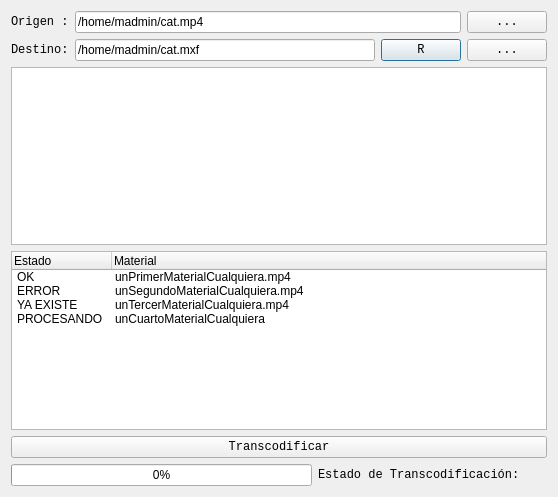
Old version of the form dialog.ui in the repository NiCOi/TranscoderMesa.
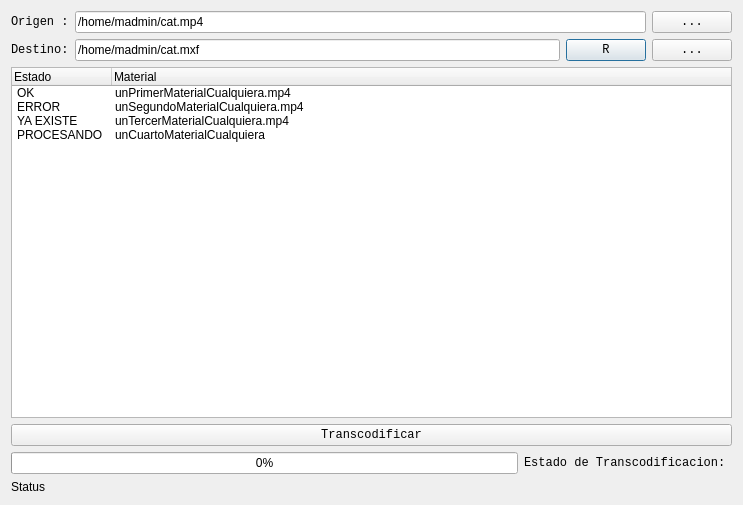
New version of the form.

What changed in the file:
```diff
--- a/dialog.ui
+++ b/dialog.ui
@@ -6,58 +6,71 @@
    <rect>
     <x>0</x>
     <y>0</y>
-    <width>558</width>
-    <height>497</height>
+    <width>743</width>
+    <height>505</height>
    </rect>
   </property>
   <property name="windowTitle">
    <string>Transcoder Mesa</string>
   </property>
   <layout class="QGridLayout" name="gridLayout">
-   <item row="9" column="1" colspan="2">
-    <layout class="QHBoxLayout" name="horizontalLayout_7">
+   <item row="4" column="1" colspan="2">
+    <widget class="QTreeWidget" name="treeWidget">
+     <property name="styleSheet">
+      <string notr="true"/>
+     </property>
+     <property name="indentation">
+      <number>2</number>
+     </property>
+     <property name="animated">
+      <bool>true</bool>
+     </property>
+     <property name="allColumnsShowFocus">
+      <bool>false</bool>
+     </property>
+     <column>
+      <property name="text">
+       <string>Estado</string>
+      </property>
+     </column>
+     <column>
+      <property name="text">
+       <string>Material</string>
+      </property>
+     </column>
      <item>
-      <widget class="QProgressBar" name="progressBar">
-       <property name="maximum">
-        <number>100</number>
-       </property>
-       <property name="value">
-        <number>0</number>
-       </property>
-       <property name="alignment">
-        <set>Qt::AlignCenter</set>
-       </property>
-      </widget>
+      <property name="text">
+       <string>OK</string>
+      </property>
+      <property name="text">
+       <string>unPrimerMaterialCualquiera.mp4</string>
+      </property>
      </item>
      <item>
-      <widget class="QLabel" name="labelEstadoDeTranscodificacion">
-       <property name="font">
-        <font>
-         <family>Monospace</family>
-        </font>
-       </property>
-       <property name="text">
-        <string>Estado de Transcodificación: </string>
-       </property>
-      </widget>
+      <property name="text">
+       <string>ERROR</string>
+      </property>
+      <property name="text">
+       <string>unSegundoMaterialCualquiera.mp4</string>
+      </property>
      </item>
      <item>
-      <spacer name="horizontalSpacer_3">
-       <property name="orientation">
-        <enum>Qt::Horizontal</enum>
-       </property>
-       <property name="sizeType">
-        <enum>QSizePolicy::Fixed</enum>
-       </property>
-       <property name="sizeHint" stdset="0">
-        <size>
-         <width>20</width>
-         <height>20</height>
-        </size>
-       </property>
-      </spacer>
+      <property name="text">
+       <string>YA EXISTE</string>
+      </property>
+      <property name="text">
+       <string>unTercerMaterialCualquiera.mp4</string>
+      </property>
      </item>
-    </layout>
+     <item>
+      <property name="text">
+       <string>PROCESANDO</string>
+      </property>
+      <property name="text">
+       <string>unCuartoMaterialCualquiera</string>
+      </property>
+     </item>
+    </widget>
    </item>
    <item row="1" column="1" colspan="2">
     <layout class="QHBoxLayout" name="horizontalLayout_5">
@@ -161,6 +174,32 @@
      </item>
     </layout>
    </item>
+   <item row="8" column="1">
+    <layout class="QHBoxLayout" name="horizontalLayout_7">
+     <item>
+      <widget class="QProgressBar" name="progressBar">
+       <property name="maximum">
+        <number>100</number>
+       </property>
+       <property name="value">
+        <number>0</number>
+       </property>
+      </widget>
+     </item>
+     <item>
+      <widget class="QLabel" name="labelEstadoDeTranscodificacion">
+       <property name="font">
+        <font>
+         <family>Monospace</family>
+        </font>
+       </property>
+       <property name="text">
+        <string>Estado de Transcodificacion:</string>
+       </property>
+      </widget>
+     </item>
+    </layout>
+   </item>
    <item row="6" column="1" rowspan="2" colspan="2">
     <widget class="QPushButton" name="botonDeComenzar">
      <property name="sizePolicy">
@@ -182,65 +221,14 @@
      </property>
     </widget>
    </item>
-   <item row="4" column="1" colspan="2">
-    <widget class="QTextEdit" name="textEdit"/>
-   </item>
-   <item row="5" column="1" colspan="2">
-    <widget class="QTreeWidget" name="treeWidget">
-     <property name="styleSheet">
-      <string notr="true"/>
+   <item row="9" column="1" colspan="2">
+    <widget class="QLabel" name="label">
+     <property name="text">
+      <string>Status</string>
      </property>
-     <property name="indentation">
-      <number>2</number>
+     <property name="textFormat">
+      <enum>Qt::PlainText</enum>
      </property>
-     <property name="animated">
-      <bool>true</bool>
-     </property>
-     <property name="allColumnsShowFocus">
-      <bool>false</bool>
-     </property>
-     <column>
-      <property name="text">
-       <string>Estado</string>
-      </property>
-     </column>
-     <column>
-      <property name="text">
-       <string>Material</string>
-      </property>
-     </column>
-     <item>
-      <property name="text">
-       <string>OK</string>
-      </property>
-      <property name="text">
-       <string>unPrimerMaterialCualquiera.mp4</string>
-      </property>
-     </item>
-     <item>
-      <property name="text">
-       <string>ERROR</string>
-      </property>
-      <property name="text">
-       <string>unSegundoMaterialCualquiera.mp4</string>
-      </property>
-     </item>
-     <item>
-      <property name="text">
-       <string>YA EXISTE</string>
-      </property>
-      <property name="text">
-       <string>unTercerMaterialCualquiera.mp4</string>
-      </property>
-     </item>
-     <item>
-      <property name="text">
-       <string>PROCESANDO</string>
-      </property>
-      <property name="text">
-       <string>unCuartoMaterialCualquiera</string>
-      </property>
-     </item>
     </widget>
    </item>
   </layout>
```
